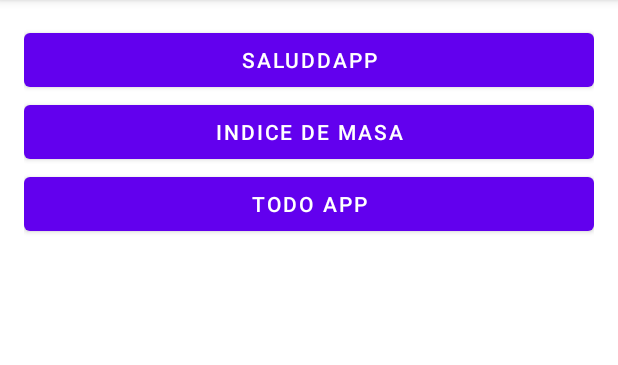
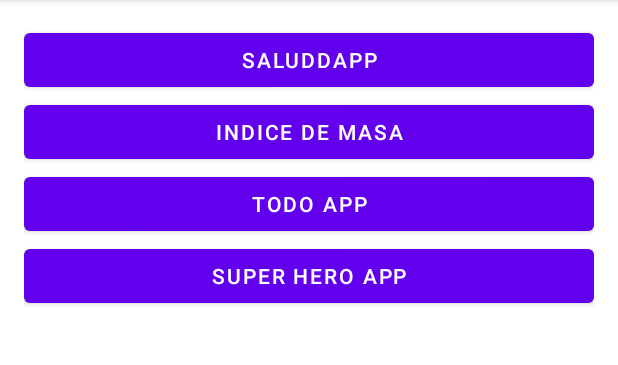
Before and after one commit to AlexisAyalaS/KotlinMasterClass, an Android app: the screen it shows after launch (MenuActivity), on a phone screen of 412 x 824 dp, the part 84-449 px from its top. Run offline under Robolectric (Android 15) with nearby library versions, the phone set to English and light mode, and no system bars.

Commit message:
(feat): superHero new Activity

```diff
--- a/app/src/main/AndroidManifest.xml
+++ b/app/src/main/AndroidManifest.xml
@@ -12,6 +12,9 @@
         android:supportsRtl="true"
         android:theme="@style/Theme.MasterClass"
         tools:targetApi="31">
+        <activity
+            android:name=".superheroapp.SuperHeroListActivity"
+            android:exported="false" />
         <activity
             android:name=".todo.TodoActivity"
             android:exported="false"
--- a/app/src/main/java/com/alexisayala/masterclass/MenuActivity.kt
+++ b/app/src/main/java/com/alexisayala/masterclass/MenuActivity.kt
@@ -7,6 +7,7 @@ import android.widget.Button
 import com.alexisayala.masterclass.firstapp.FirstAppActivity
 import com.alexisayala.masterclass.firstapp.ResultActivity
 import com.alexisayala.masterclass.imccalculator.ImcCalculatorActivity
+import com.alexisayala.masterclass.superheroapp.SuperHeroListActivity
 import com.alexisayala.masterclass.todo.TodoActivity
 
 class MenuActivity : AppCompatActivity() {
@@ -16,8 +17,8 @@ class MenuActivity : AppCompatActivity() {
 
         val btnGreet = findViewById<Button>(R.id.btnsaludapp)
         val btnIMC = findViewById<Button>(R.id.btnIMC)
-
         val btnTODO = findViewById<Button>(R.id.btnTODO)
+        val btnSuperHero = findViewById<Button>(R.id.btnSuperHero)
         btnGreet.setOnClickListener {
             navigateToGreetingApp()
         }
@@ -26,6 +27,9 @@ class MenuActivity : AppCompatActivity() {
         }
         btnTODO.setOnClickListener {
             navigateToTODO()
+        }
+        btnSuperHero.setOnClickListener {
+            navigateToSuperHero()
         }
     }
 
@@ -43,4 +47,9 @@ class MenuActivity : AppCompatActivity() {
         val intent = Intent(this, TodoActivity::class.java)
         startActivity(intent)
     }
+
+    private fun navigateToSuperHero() {
+        val intent = Intent(this, SuperHeroListActivity::class.java)
+        startActivity(intent)
+    }
 }
--- a/app/src/main/res/layout/activity_menu.xml
+++ b/app/src/main/res/layout/activity_menu.xml
@@ -26,4 +26,10 @@
         android:layout_height="wrap_content"
         android:text="Todo app" />
 
+    <Button
+        android:id="@+id/btnSuperHero"
+        android:layout_width="match_parent"
+        android:layout_height="wrap_content"
+        android:text="Super Hero App" />
+
 </LinearLayout>
```
Also changed, not shown: app/src/main/java/com/alexisayala/masterclass/superheroapp/SuperHeroListActivity.kt (added, +12 -0 lines), app/src/main/res/layout/activity_super_hero_list.xml (added, +9 -0 lines).
